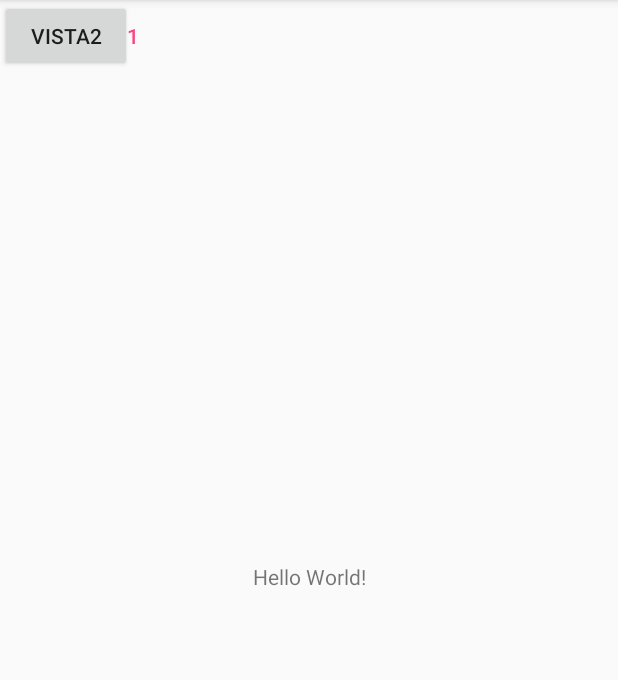
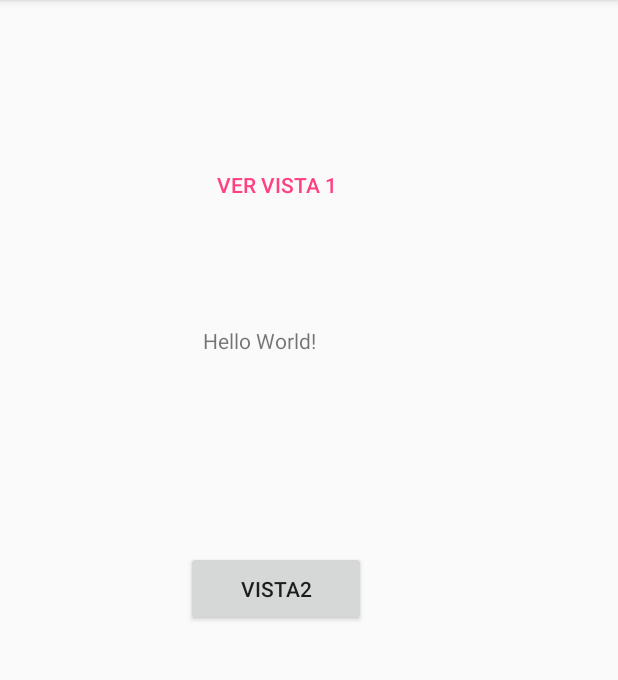
Before and after one commit to optimisaoneteam/AndroidAPP, an Android app: the screen it shows after launch (MainActivity), on a phone screen of 412 x 824 dp, the part 84-764 px from its top. Run offline under Robolectric (Android 15) with nearby library versions, the phone set to English and light mode, and no system bars.

Commit message:
posicion de componentes

```diff
--- a/app/src/main/res/layout/activity_main.xml
+++ b/app/src/main/res/layout/activity_main.xml
@@ -6,9 +6,31 @@
     android:layout_height="match_parent"
     tools:context="com.example.foyarzun.appoptimisa.MainActivity">
 
+    <RelativeLayout
+        android:layout_width="368dp"
+        android:layout_height="495dp"
+        tools:layout_editor_absoluteX="8dp"
+        tools:layout_editor_absoluteY="8dp">
+
+        <Button
+            android:id="@+id/GoToVista2"
+            android:layout_width="120dp"
+            android:layout_height="50dp"
+            android:layout_alignParentBottom="true"
+            android:layout_centerHorizontal="true"
+            android:layout_marginBottom="78dp"
+            android:text="Vista2"
+            android:visibility="visible"
+            tools:layout_editor_absoluteX="135dp"
+            tools:layout_editor_absoluteY="322dp" />
+
         <TextView
-        android:layout_width="wrap_content"
-        android:layout_height="wrap_content"
+            android:id="@+id/textView2"
+            android:layout_width="120dp"
+            android:layout_height="60dp"
+            android:layout_alignStart="@+id/goView1"
+            android:layout_centerVertical="true"
+            android:layout_marginStart="11dp"
             android:text="Hello World!"
             app:layout_constraintBottom_toBottomOf="parent"
             app:layout_constraintLeft_toLeftOf="parent"
@@ -19,20 +41,16 @@
 
             android:id="@+id/goView1"
             style="@style/Widget.AppCompat.Button.Borderless.Colored"
-        android:layout_width="0dp"
-        android:layout_height="wrap_content"
+            android:layout_width="120dp"
+            android:layout_height="50dp"
+            android:layout_above="@+id/textView2"
+            android:layout_centerHorizontal="true"
+            android:layout_marginBottom="69dp"
             android:text="Ver vista 1"
             tools:layout_editor_absoluteX="140dp"
             tools:layout_editor_absoluteY="124dp" />
-    <Button
-        android:id="@+id/GoToVista2"
-        android:layout_width="wrap_content"
-        android:layout_height="wrap_content"
-        android:text="Vista2"
-        android:visibility="visible"
-        tools:layout_editor_absoluteX="135dp"
-        tools:layout_editor_absoluteY="322dp"
-         />
+
+    </RelativeLayout>
 
 
 </android.support.constraint.ConstraintLayout>
```
Lines whose indentation alone changed are shown as unchanged.
